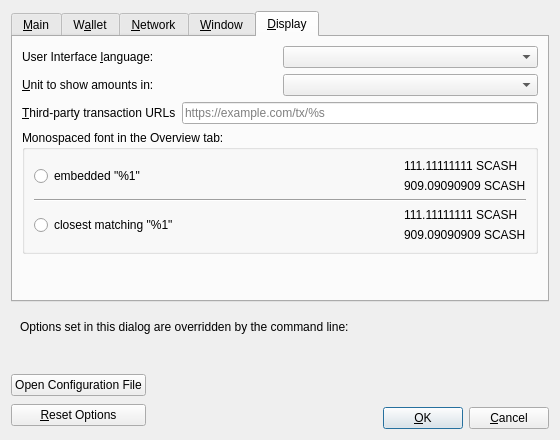
Above: src/qt/forms/optionsdialog.ui from scashnetwork/scash before the change. Below: the same form after it.
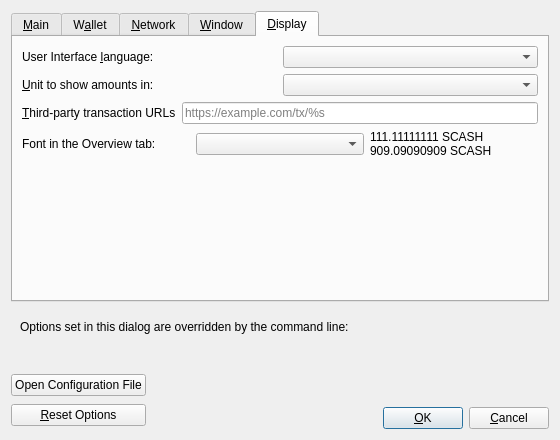
That is the form after the change. The open tabs and pages were chosen to show the change. Custom widgets are drawn as their Qt base class.

Commit message: Restored qt/forms/optionsdialog.ui from bitcoin v27.0 tag to fix git cherry-pick

```diff
--- a/src/qt/forms/optionsdialog.ui
+++ b/src/qt/forms/optionsdialog.ui
@@ -772,104 +772,29 @@
         </layout>
        </item>
        <item>
-        <widget class="QGroupBox" name="font_groupBox">
-         <property name="title">
-          <string>Monospaced font in the Overview tab:</string>
-         </property>
-         <layout class="QVBoxLayout" name="font_verticalLayout">
+        <layout class="QHBoxLayout" name="horizontalLayout_4_Display">
           <item>
-           <layout class="QHBoxLayout" name="embeddedFont_horizontalLayout">
-            <item>
-             <widget class="QRadioButton" name="embeddedFont_radioButton">
+          <widget class="QLabel" name="moneyFontLabel">
               <property name="text">
-               <string>embedded &quot;%1&quot;</string>
-              </property>
-             </widget>
-            </item>
-            <item>
-             <spacer name="embeddedFont_horizontalSpacer">
-              <property name="orientation">
-               <enum>Qt::Horizontal</enum>
-              </property>
-              <property name="sizeHint" stdset="0">
-               <size>
-                <width>40</width>
-                <height>20</height>
-               </size>
-              </property>
-             </spacer>
-            </item>
-            <item>
-             <layout class="QVBoxLayout" name="embeddedFont_verticalLayout">
-              <item>
-               <widget class="QLabel" name="embeddedFont_label_1">
-                <property name="text">
-                 <string notr="true">111.11111111 SCASH</string>
-                </property>
+            <string>Font in the Overview tab: </string>
+           </property>
+           <property name="buddy">
+            <cstring>moneyFont</cstring>
+           </property>
                </widget>
               </item>
               <item>
-               <widget class="QLabel" name="embeddedFont_label_9">
-                <property name="text">
-                 <string notr="true">909.09090909 SCASH</string>
-                </property>
-               </widget>
-              </item>
-             </layout>
-            </item>
-           </layout>
-          </item>
+          <widget class="QComboBox" name="moneyFont"/>
+         </item>
           <item>
-           <widget class="Line" name="font_line">
-            <property name="orientation">
-             <enum>Qt::Horizontal</enum>
-            </property>
-           </widget>
-          </item>
-          <item>
-           <layout class="QHBoxLayout" name="systemFont_horizontalLayout">
-            <item>
-             <widget class="QRadioButton" name="systemFont_radioButton">
+          <widget class="QLabel" name="moneyFont_preview">
               <property name="text">
-               <string>closest matching &quot;%1&quot;</string>
+            <string notr="true">111.11111111 SCASH
+909.09090909 SCASH</string>
               </property>
              </widget>
             </item>
-            <item>
-             <spacer name="systemFont_horizontalSpacer">
-              <property name="orientation">
-               <enum>Qt::Horizontal</enum>
-              </property>
-              <property name="sizeHint" stdset="0">
-               <size>
-                <width>40</width>
-                <height>20</height>
-               </size>
-              </property>
-             </spacer>
-            </item>
-            <item>
-             <layout class="QVBoxLayout" name="systemFont_verticalLayout">
-              <item>
-               <widget class="QLabel" name="systemFont_label_1">
-                <property name="text">
-                 <string notr="true">111.11111111 SCASH</string>
-                </property>
-               </widget>
-              </item>
-              <item>
-               <widget class="QLabel" name="systemFont_label_9">
-                <property name="text">
-                 <string notr="true">909.09090909 SCASH</string>
-                </property>
-               </widget>
-              </item>
-             </layout>
-            </item>
-           </layout>
-          </item>
-         </layout>
-        </widget>
+        </layout>
        </item>
        <item>
         <spacer name="verticalSpacer_Display">
```
Lines whose indentation alone changed are shown as unchanged.
